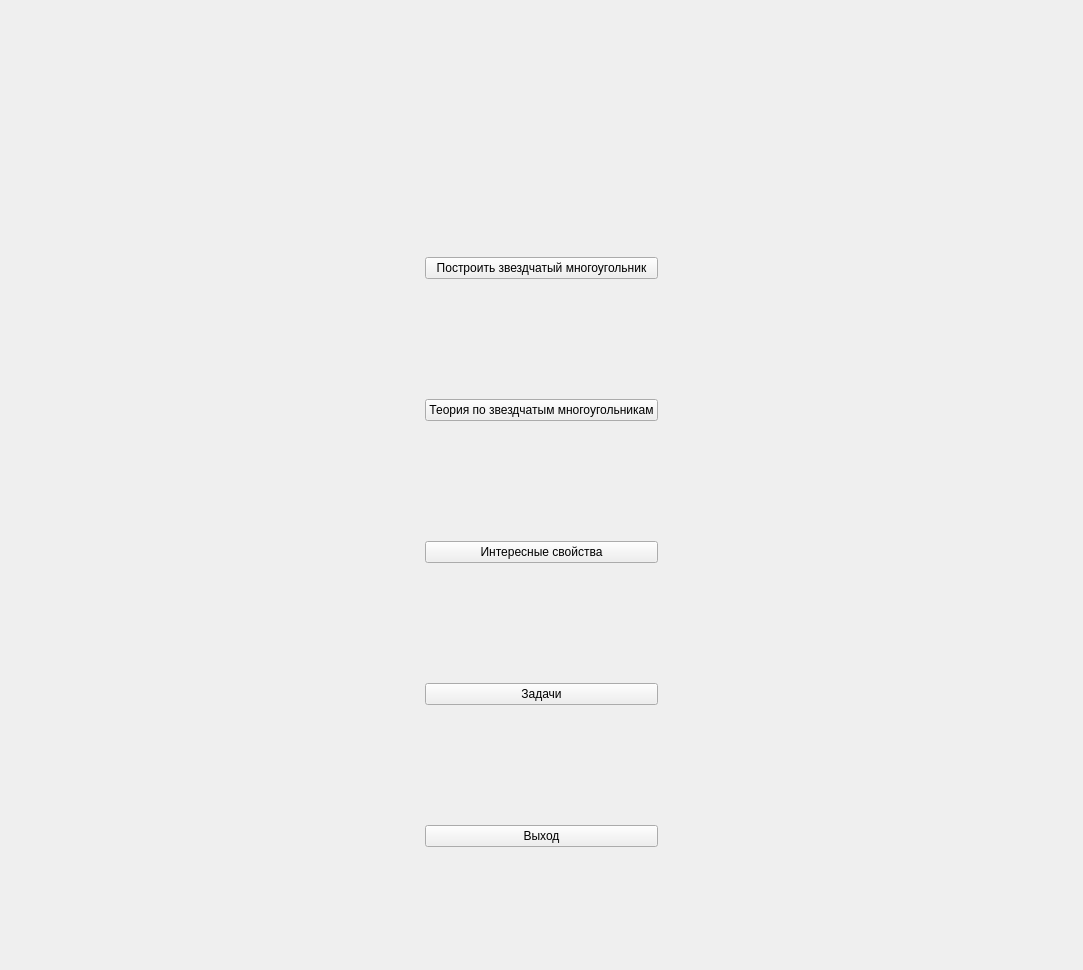
Before: the Qt Designer form ui/MainWindow.ui in ekosachev/StarPolygonsDesktop, drawn with Qt 5.
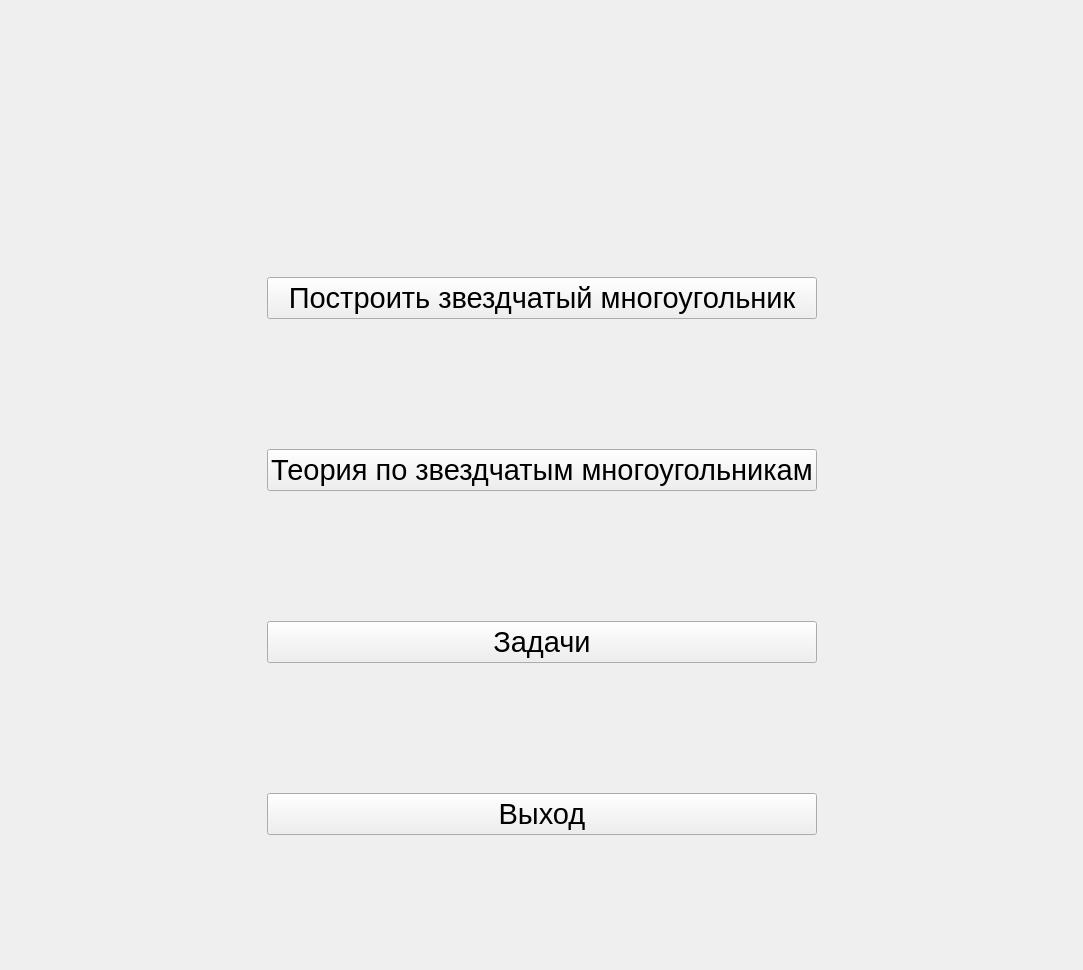
After: the same form once the commit is applied. Icons and pictures are not drawn.

Commit message: Exterminated interesting facts

Patch:
```diff
--- a/ui/MainWindow.ui
+++ b/ui/MainWindow.ui
@@ -64,6 +64,11 @@
       </item>
       <item>
        <widget class="QPushButton" name="btnConstruct">
+        <property name="font">
+         <font>
+          <pointsize>22</pointsize>
+         </font>
+        </property>
         <property name="text">
          <string>Построить звездчатый многоугольник</string>
         </property>
@@ -71,20 +76,23 @@
       </item>
       <item>
        <widget class="QPushButton" name="btnTheory">
+        <property name="font">
+         <font>
+          <pointsize>22</pointsize>
+         </font>
+        </property>
         <property name="text">
          <string>Теория по звездчатым многоугольникам</string>
         </property>
        </widget>
       </item>
-      <item>
-       <widget class="QPushButton" name="btnFacts">
-        <property name="text">
-         <string>Интересные свойства</string>
-        </property>
-       </widget>
-      </item>
       <item>
        <widget class="QPushButton" name="btnExersises">
+        <property name="font">
+         <font>
+          <pointsize>22</pointsize>
+         </font>
+        </property>
         <property name="text">
          <string>Задачи</string>
         </property>
@@ -92,6 +100,11 @@
       </item>
       <item>
        <widget class="QPushButton" name="btnExit">
+        <property name="font">
+         <font>
+          <pointsize>22</pointsize>
+         </font>
+        </property>
         <property name="text">
          <string>Выход</string>
         </property>
```
The commit also changes 3 other files.
